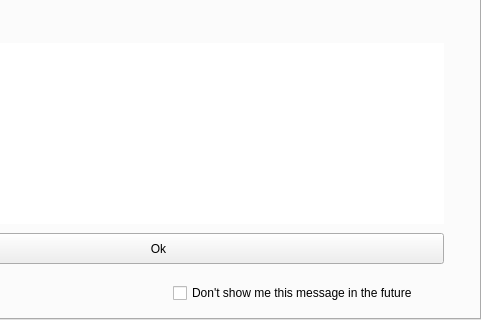
Old version of the form checkbox_qt/frontend/qtfront.ui in the repository checkbox/checkbox; both pictures show x 159 to 640 and y 123 to 443 of the 640 by 443 pixel window.
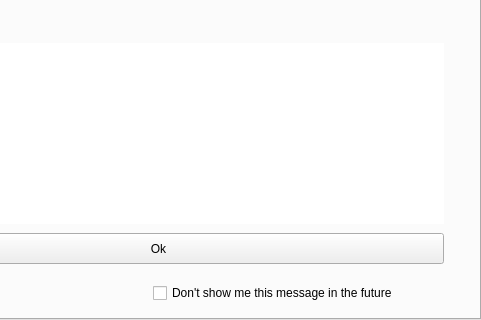
New version of the form. The open tabs and pages were chosen to show the change.

Commit message: add warning when deselecting a test move to results tab when all the tests are done small ui fixes

The edit to the form file:
```diff
--- a/checkbox_qt/frontend/qtfront.ui
+++ b/checkbox_qt/frontend/qtfront.ui
@@ -171,9 +171,9 @@
            <widget class="QCheckBox" name="checkBox">
             <property name="geometry">
              <rect>
-              <x>330</x>
+              <x>310</x>
               <y>280</y>
-              <width>281</width>
+              <width>321</width>
               <height>20</height>
              </rect>
             </property>
```
Left out of the diff: 6 changed lines with no effect on the pictures. The commit also changes 5 other files.
